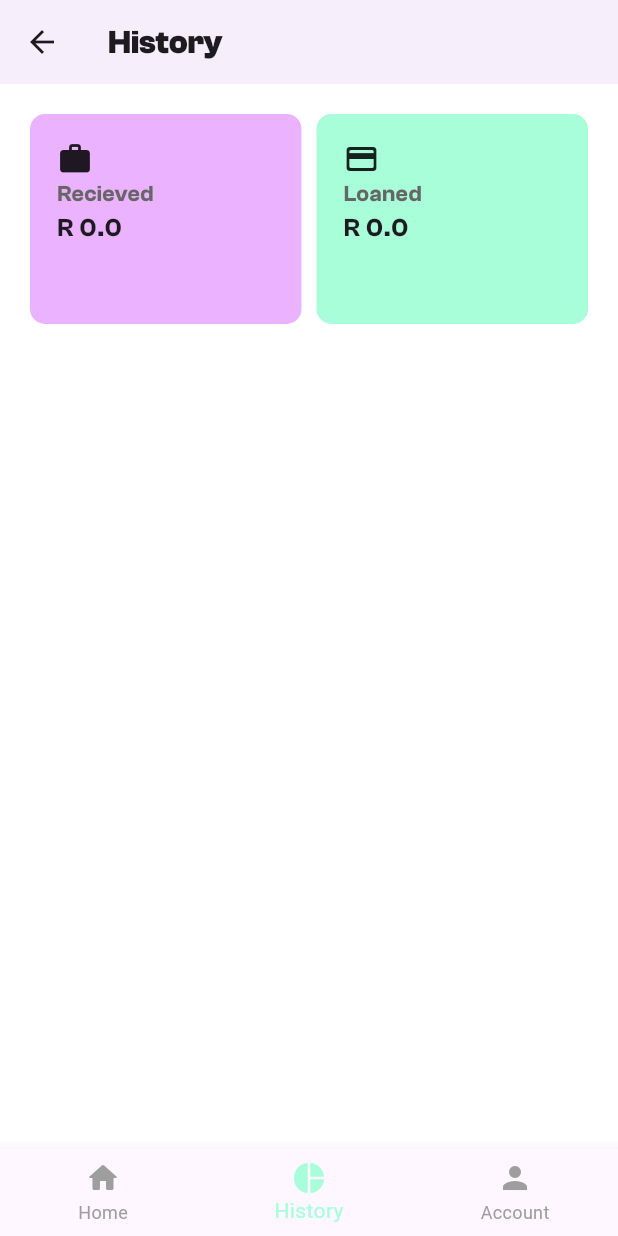
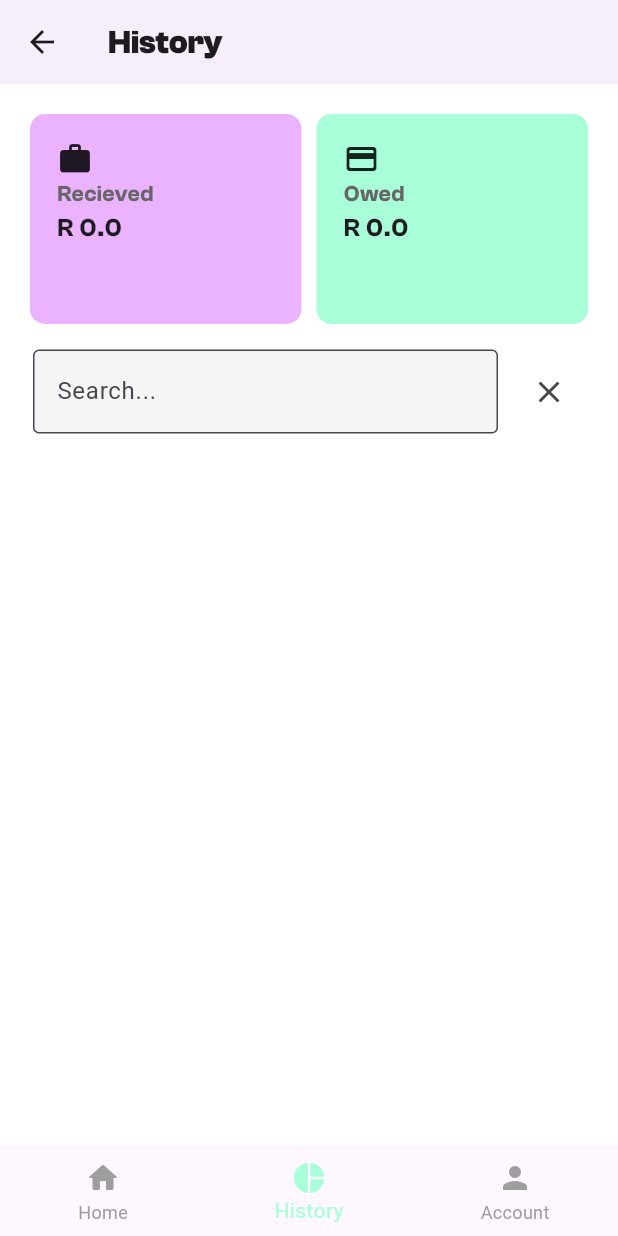
Before and after one commit to NiphoMathibela/moneymanager, a Flutter app: the screen it shows after launch, item 2 of the bottom bar chosen, on a phone screen of 412 x 824 dp. Run offline on Flutter 3.47's test engine with Material 3 defaults, Android fonts, the phone set to English and light mode, and no system bars; our stand-ins replace cloud_firestore, firebase_core, flutter_slidable; missing offline and left inert: dart:ffi; accounts and stored records are empty.

Commit message:
Added search bar

```diff
--- a/lib/pages/history_page.dart
+++ b/lib/pages/history_page.dart
@@ -2,6 +2,7 @@ import 'package:flutter/material.dart';
 import 'package:moneymanager/pages/account_page.dart';
 import 'package:moneymanager/pages/home_page.dart';
 import 'package:moneymanager/services/firestore.dart';
+import 'package:moneymanager/util/searchbar.dart';
 
 class HistoryPage extends StatefulWidget {
   const HistoryPage({super.key});
@@ -34,16 +35,6 @@ class _HistoryPageState extends State<HistoryPage> {
     });
   }
 
-  //   Future<void> _calculatePaid() async {
-  //   final sum = await fireStoreService.calculateSum();
-  //   final paid = await fireStoreService.calculatePaid();
-
-  //   setState(() {
-  //     _owedFuture = sum;
-  //     _recievedFuture = paid;
-  //   });
-  // }
-
   //Navigation functions
   int _currentIndex = 1;
 
@@ -72,10 +63,10 @@ class _HistoryPageState extends State<HistoryPage> {
         ),
         elevation: 1,
       ),
-      body: Container(
-          child: Padding(
+      body: Padding(
               padding: const EdgeInsets.all(20),
-        child: Row(
+              child: Column(
+                children: [Row(
                         mainAxisAlignment:
                             MainAxisAlignment.spaceEvenly, // space the containers evenly
 
@@ -142,7 +133,7 @@ class _HistoryPageState extends State<HistoryPage> {
                     children: [
                       Icon(Icons.payment_rounded),
                       const Text(
-                          "Loaned",
+                        "Owed",
                         style: TextStyle(
                             fontFamily: "ClashGrotesk",
                             fontSize: 15,
@@ -161,8 +152,12 @@ class _HistoryPageState extends State<HistoryPage> {
                 ),
                             ),
                           ),
-            ]),
-      )),
+                        ]), const Padding(
+                          padding: EdgeInsets.only(top: 15.0, bottom: 10.0),
+                          child: SearchBarDebt(),
+                        )],
+              ),
+            ),
       bottomNavigationBar: BottomNavigationBar(
           items: const [
             BottomNavigationBarItem(
--- a/lib/util/searchbar.dart
+++ b/lib/util/searchbar.dart
@@ -1,13 +1,40 @@
 import 'package:flutter/material.dart';
 
-class SearchBar extends StatelessWidget {
-  const SearchBar({super.key});
+class SearchBarDebt extends StatefulWidget {
+  const SearchBarDebt({super.key});
+
+  @override
+  _SearchBarState createState() => _SearchBarState();
+}
+
+class _SearchBarState extends State<SearchBarDebt> {
+  final TextEditingController _searchController = TextEditingController();
 
   @override
   Widget build(BuildContext context) {
     return Container(
+      padding: const EdgeInsets.all(2.0),
       child: Row(
-        children: [TextField(), Icon(Icons.search_rounded)],
+        children: <Widget>[
+          Expanded(
+            child: TextField(
+              controller: _searchController,
+              decoration: const InputDecoration(
+                border: OutlineInputBorder(),
+                hintText: "Search...",
+                filled: true,
+                fillColor: Color.fromRGBO(245, 245, 245, 1),
+              ),
+            ),
+          ),
+          const SizedBox(width: 10.0),
+          IconButton(
+            icon: const Icon(Icons.clear),
+            onPressed: () {
+              _searchController.clear();
+            },
+          ),
+        ],
       ),
     );
   }
```
Lines whose indentation alone changed are shown as unchanged.
